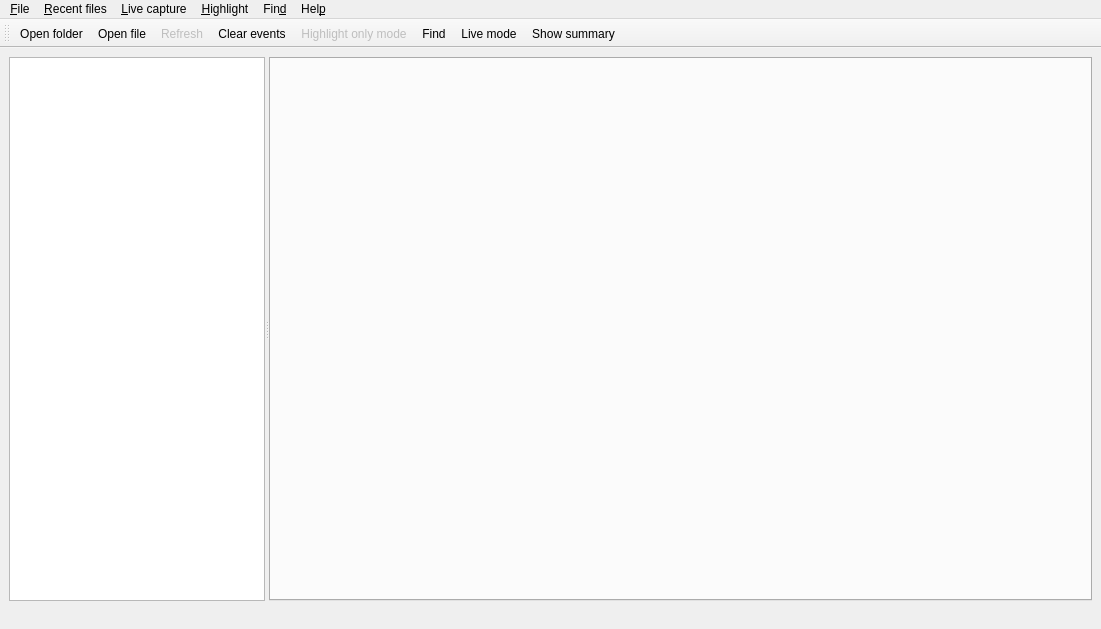
Qt form src/mainwindow.ui (fujihara/tableau-log-viewer) before a commit.
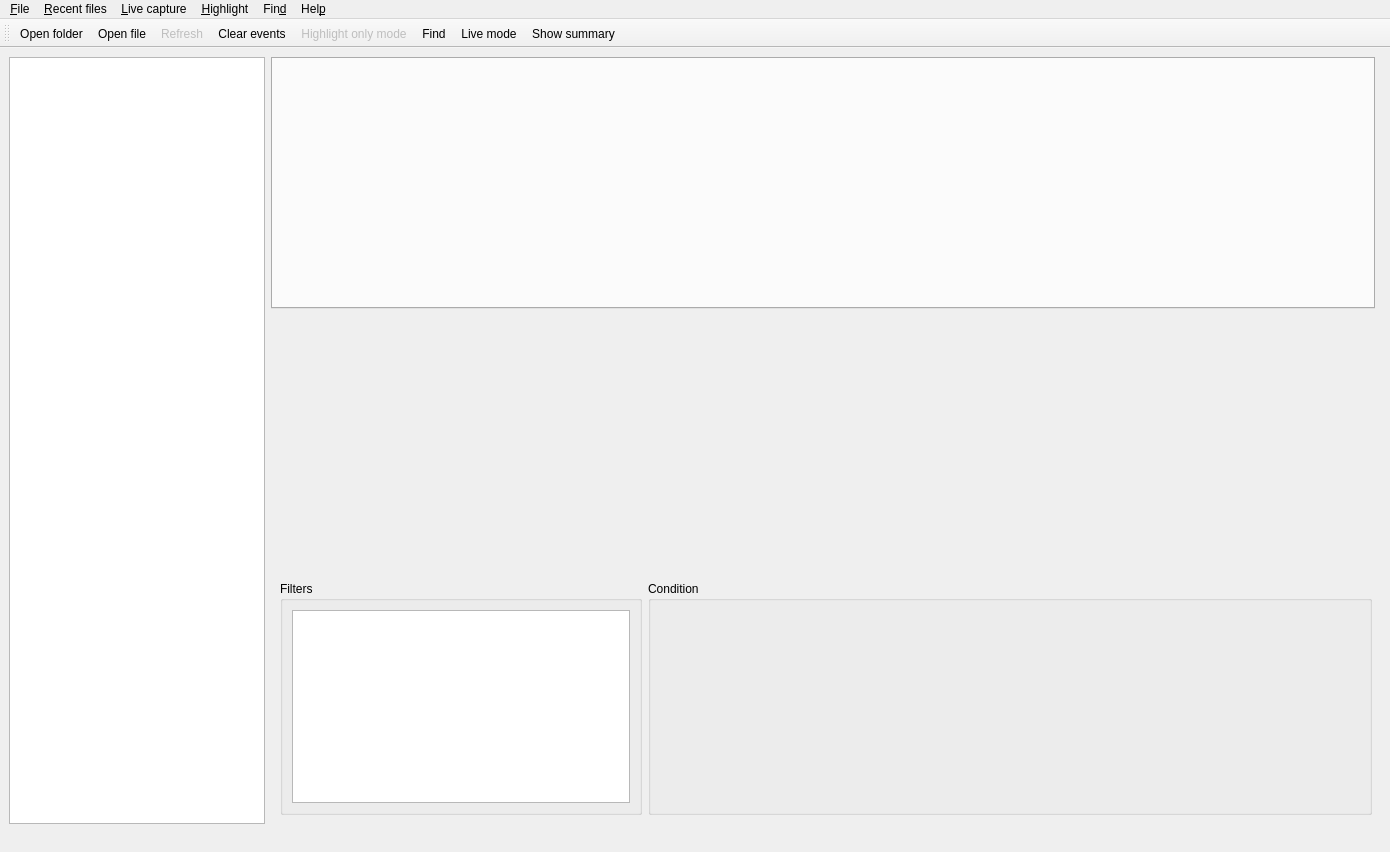
The same form after that commit. Icons and pictures are not drawn. Custom widgets are drawn as their Qt base class.

Commit message: Added Qt-Advanced-Docking-System to support docking panes New search pane for advanced search

What changed in the file:
```diff
--- a/src/mainwindow.ui
+++ b/src/mainwindow.ui
@@ -6,8 +6,8 @@
    <rect>
     <x>0</x>
     <y>0</y>
-    <width>1101</width>
-    <height>629</height>
+    <width>1390</width>
+    <height>852</height>
    </rect>
   </property>
   <property name="acceptDrops">
@@ -32,12 +32,57 @@
    <property name="enabled">
     <bool>true</bool>
    </property>
+   <layout class="QGridLayout" name="gridLayout" rowstretch="0,0,0">
+    <item row="2" column="1" colspan="2">
+     <widget class="QWidget" name="filtersPane" native="true">
+      <property name="sizePolicy">
+       <sizepolicy hsizetype="Expanding" vsizetype="Expanding">
+        <horstretch>0</horstretch>
+        <verstretch>0</verstretch>
+       </sizepolicy>
+      </property>
+      <property name="minimumSize">
+       <size>
+        <width>500</width>
+        <height>200</height>
+       </size>
+      </property>
    <layout class="QHBoxLayout" name="horizontalLayout">
     <item>
-     <widget class="QSplitter" name="splitter">
-      <property name="orientation">
-       <enum>Qt::Orientation::Horizontal</enum>
-      </property>
+        <widget class="QGroupBox" name="groupBox">
+         <property name="sizePolicy">
+          <sizepolicy hsizetype="Expanding" vsizetype="Expanding">
+           <horstretch>1</horstretch>
+           <verstretch>0</verstretch>
+          </sizepolicy>
+         </property>
+         <property name="title">
+          <string>Filters</string>
+         </property>
+         <layout class="QHBoxLayout" name="horizontalLayout_2">
+          <item>
+           <widget class="QTreeView" name="treeView_2"/>
+          </item>
+         </layout>
+        </widget>
+       </item>
+       <item>
+        <widget class="QGroupBox" name="filtersGroup">
+         <property name="sizePolicy">
+          <sizepolicy hsizetype="Expanding" vsizetype="Expanding">
+           <horstretch>2</horstretch>
+           <verstretch>0</verstretch>
+          </sizepolicy>
+         </property>
+         <property name="title">
+          <string>Condition</string>
+         </property>
+        </widget>
+       </item>
+      </layout>
+     </widget>
+    </item>
+    <item row="0" column="0" rowspan="3">
       <widget class="QTreeView" name="treeView">
        <property name="sizePolicy">
         <sizepolicy hsizetype="Expanding" vsizetype="Expanding">
@@ -67,6 +112,8 @@
         <bool>false</bool>
        </attribute>
       </widget>
+    </item>
+    <item row="0" column="1">
       <widget class="QTabWidget" name="tabWidget">
        <property name="sizePolicy">
         <sizepolicy hsizetype="Expanding" vsizetype="Expanding">
@@ -119,6 +166,22 @@
         <bool>true</bool>
        </property>
       </widget>
+    </item>
+    <item row="1" column="1" colspan="2">
+     <widget class="SearchTab" name="searchPane" native="true">
+      <property name="sizePolicy">
+       <sizepolicy hsizetype="Expanding" vsizetype="Expanding">
+        <horstretch>0</horstretch>
+        <verstretch>0</verstretch>
+       </sizepolicy>
+      </property>
+      <property name="minimumSize">
+       <size>
+        <width>500</width>
+        <height>200</height>
+       </size>
+      </property>
+      <layout class="QHBoxLayout" name="horizontalLayout_3"/>
      </widget>
     </item>
    </layout>
@@ -139,7 +202,7 @@
     <rect>
      <x>0</x>
      <y>0</y>
-     <width>1101</width>
+     <width>1390</width>
      <height>24</height>
     </rect>
    </property>
@@ -516,6 +579,14 @@
    </property>
   </action>
  </widget>
+ <customwidgets>
+  <customwidget>
+   <class>SearchTab</class>
+   <extends>QWidget</extends>
+   <header location="global">searchtab.h</header>
+   <container>1</container>
+  </customwidget>
+ </customwidgets>
  <resources>
   <include location="resources.qrc"/>
  </resources>
```
Left out of the diff: 16 changed lines with no effect on the pictures. Lines whose indentation alone changed are shown as unchanged. The commit also changes 12 other files.
